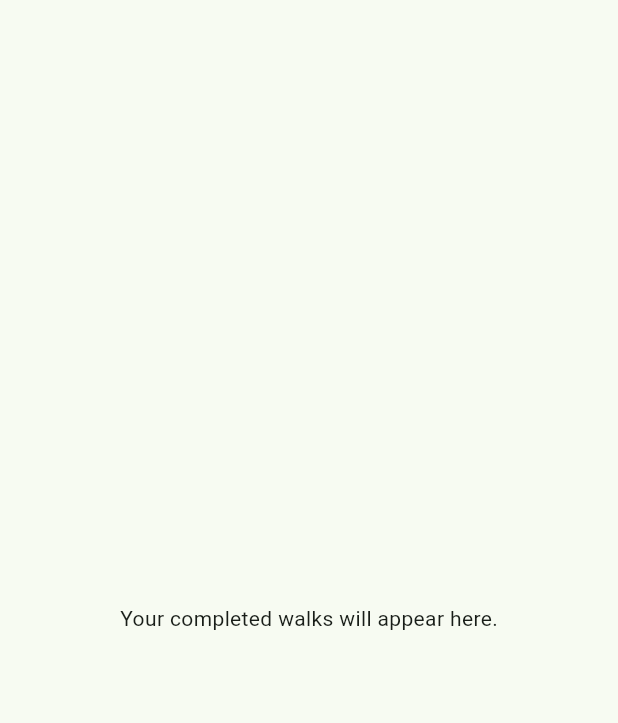
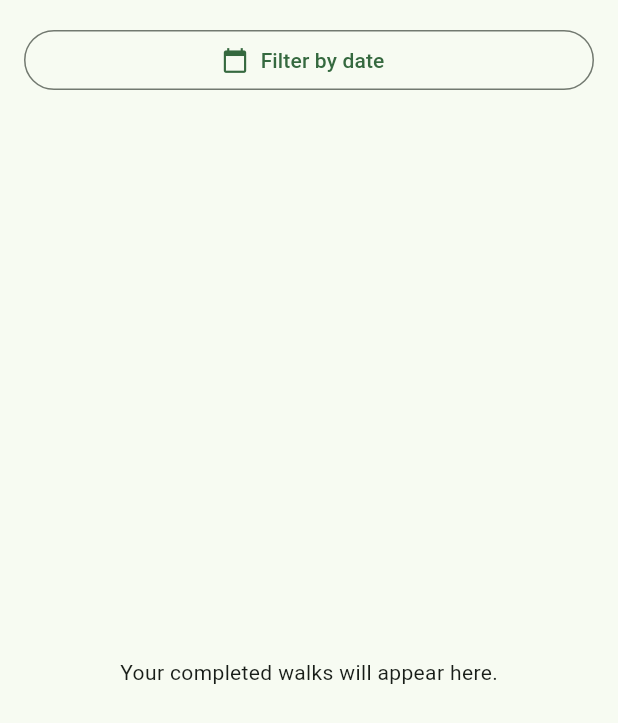
Before and after one commit to utkudemr/walkingen, a Flutter app: the WalkingHistoryPage widget shown alone on an empty page, opened directly with empty values, on a phone screen of 412 x 824 dp. Shown: the top 723 px of the screen. Run offline on Flutter 3.47's test engine with Material 3 defaults, Android fonts, the phone set to English and light mode, and no system bars; our stand-ins replace drift, geolocator; accounts and stored records are empty; generated files the repository leaves out were written again.

Commit message:
feat: add date filtering to walking history (#9)
Adds DST-safe local-calendar-day filtering and localized History date-picker controls with repository coverage.

```diff
--- a/app/lib/l10n/app_en.arb
+++ b/app/lib/l10n/app_en.arb
@@ -5,6 +5,10 @@
   "homeEmpty": "Your walking overview will appear here.",
   "historyTitle": "History",
   "historyEmpty": "Your completed walks will appear here.",
+  "historyFilterDate": "Filter by date",
+  "historyClearFilter": "Clear date filter",
+  "historySelectedDate": "Showing walks for {date}",
+  "historyNoWalksForDate": "No completed walks on this date.",
   "profileTab": "Profile",
   "profileSettingsTitle": "Profile and Settings",
   "profileSettingsEmpty": "Profile and settings options will appear here.",
--- a/app/lib/l10n/app_tr.arb
+++ b/app/lib/l10n/app_tr.arb
@@ -5,6 +5,10 @@
   "homeEmpty": "Yürüyüşlerin burada başlayacak.",
   "historyTitle": "Geçmiş",
   "historyEmpty": "Tamamlanan yürüyüşlerin burada görünecek.",
+  "historyFilterDate": "Tarihe göre filtrele",
+  "historyClearFilter": "Tarih filtresini temizle",
+  "historySelectedDate": "{date} tarihindeki yürüyüşler",
+  "historyNoWalksForDate": "Bu tarihte tamamlanan yürüyüş yok.",
   "profileTab": "Profil",
   "profileSettingsTitle": "Profil ve Ayarlar",
   "profileSettingsEmpty": "Profil ve ayar seçenekleri burada görünecek.",
--- a/app/lib/walking/walking_history_page.dart
+++ b/app/lib/walking/walking_history_page.dart
@@ -2,10 +2,24 @@ import 'package:flutter/material.dart';
 import 'package:walkingen/l10n/generated/app_localizations.dart';
 import 'package:walkingen/walking/walking_session_repository.dart';
 
-class WalkingHistoryPage extends StatelessWidget {
+class WalkingHistoryPage extends StatefulWidget {
   const WalkingHistoryPage({super.key, required this.repository});
 
   final WalkingSessionRepository repository;
+
+  @override
+  State<WalkingHistoryPage> createState() => _WalkingHistoryPageState();
+}
+
+class _WalkingHistoryPageState extends State<WalkingHistoryPage> {
+  DateTime? _selectedDay;
+  late Future<List<WalkingHistoryEntry>> _historyFuture;
+
+  @override
+  void initState() {
+    super.initState();
+    _historyFuture = widget.repository.loadCompletedHistory();
+  }
 
   String _formatDate(DateTime date) {
     final local = date.toLocal();
@@ -16,27 +30,93 @@ class WalkingHistoryPage extends StatelessWidget {
     return '$day.$month.${local.year} $hour:$minute';
   }
 
+  String _formatDay(DateTime date) {
+    final day = date.day.toString().padLeft(2, '0');
+    final month = date.month.toString().padLeft(2, '0');
+    return '$day.$month.${date.year}';
+  }
+
   String _formatDuration(Duration duration) {
     final hours = duration.inHours.toString().padLeft(2, '0');
     final minutes = (duration.inMinutes % 60).toString().padLeft(2, '0');
     return '$hours:$minutes';
   }
 
+  Future<void> _selectDay() async {
+    final now = DateTime.now();
+    final selected = await showDatePicker(
+      context: context,
+      initialDate: _selectedDay ?? now,
+      firstDate: DateTime(2020),
+      lastDate: DateTime(now.year, now.month, now.day),
+    );
+    if (!mounted || selected == null) return;
+    setState(() {
+      _selectedDay = selected;
+      _historyFuture = widget.repository.loadCompletedHistory(day: selected);
+    });
+  }
+
+  void _clearFilter() {
+    setState(() {
+      _selectedDay = null;
+      _historyFuture = widget.repository.loadCompletedHistory();
+    });
+  }
+
   @override
   Widget build(BuildContext context) {
     final l10n = AppLocalizations.of(context);
-    return FutureBuilder<List<WalkingHistoryEntry>>(
-      future: repository.loadCompletedHistory(),
+    return Column(
+      children: [
+        Padding(
+          padding: const EdgeInsets.fromLTRB(16, 16, 16, 8),
+          child: Row(
+            children: [
+              Expanded(
+                child: OutlinedButton.icon(
+                  onPressed: _selectDay,
+                  icon: const Icon(Icons.calendar_today),
+                  label: Text(
+                    _selectedDay == null
+                        ? l10n.historyFilterDate
+                        : l10n.historySelectedDate(_formatDay(_selectedDay!)),
+                  ),
+                ),
+              ),
+              if (_selectedDay != null) ...[
+                const SizedBox(width: 8),
+                IconButton(
+                  onPressed: _clearFilter,
+                  tooltip: l10n.historyClearFilter,
+                  icon: const Icon(Icons.clear),
+                ),
+              ],
+            ],
+          ),
+        ),
+        Expanded(
+          child: FutureBuilder<List<WalkingHistoryEntry>>(
+            future: _historyFuture,
             builder: (context, snapshot) {
               if (!snapshot.hasData) {
                 return const Center(child: CircularProgressIndicator());
               }
               final entries = snapshot.data!;
-        if (entries.isEmpty) return Center(child: Text(l10n.historyEmpty));
+              if (entries.isEmpty) {
+                return Center(
+                  child: Text(
+                    _selectedDay == null
+                        ? l10n.historyEmpty
+                        : l10n.historyNoWalksForDate,
+                  ),
+                );
+              }
               return ListView.separated(
                 padding: const EdgeInsets.all(16),
                 itemCount: entries.length,
-          separatorBuilder: (context, index) => const SizedBox(height: 12),
+                separatorBuilder: (context, index) =>
+                    const SizedBox(height: 12),
                 itemBuilder: (context, index) {
                   final entry = entries[index];
                   return Card(
@@ -53,6 +133,9 @@ class WalkingHistoryPage extends StatelessWidget {
                 },
               );
             },
+          ),
+        ),
+      ],
     );
   }
 }
--- a/app/lib/walking/walking_session_repository.dart
+++ b/app/lib/walking/walking_session_repository.dart
@@ -112,14 +112,25 @@ class WalkingSessionRepository {
     return _loadSession(row);
   }
 
-  Future<List<WalkingHistoryEntry>> loadCompletedHistory() async {
+  Future<List<WalkingHistoryEntry>> loadCompletedHistory({
+    DateTime? day,
+  }) async {
+    final query = _database.select(
+      _database.walkingSessionRows,
+    )..where((table) => table.state.equals(WalkingSessionState.completed.name));
+    if (day != null) {
+      final localStart = DateTime(day.year, day.month, day.day);
+      final localEnd = DateTime(day.year, day.month, day.day + 1);
+      final startUtc = localStart.toUtc();
+      final endUtc = localEnd.toUtc();
+      query.where(
+        (table) =>
+            table.updatedAt.isBiggerOrEqualValue(startUtc) &
+            table.updatedAt.isSmallerThanValue(endUtc),
+      );
+    }
     final rows =
-        await (_database.select(_database.walkingSessionRows)
-              ..where(
-                (table) =>
-                    table.state.equals(WalkingSessionState.completed.name),
-              )
-              ..orderBy([(table) => OrderingTerm.desc(table.updatedAt)]))
+        await (query..orderBy([(table) => OrderingTerm.desc(table.updatedAt)]))
             .get();
     final entries = <WalkingHistoryEntry>[];
     for (final row in rows) {
```
Also changed, not shown: app/lib/l10n/generated/app_localizations.dart, app/lib/l10n/generated/app_localizations_en.dart, app/lib/l10n/generated/app_localizations_tr.dart, 1 other file. Lines whose indentation alone changed are shown as unchanged.
